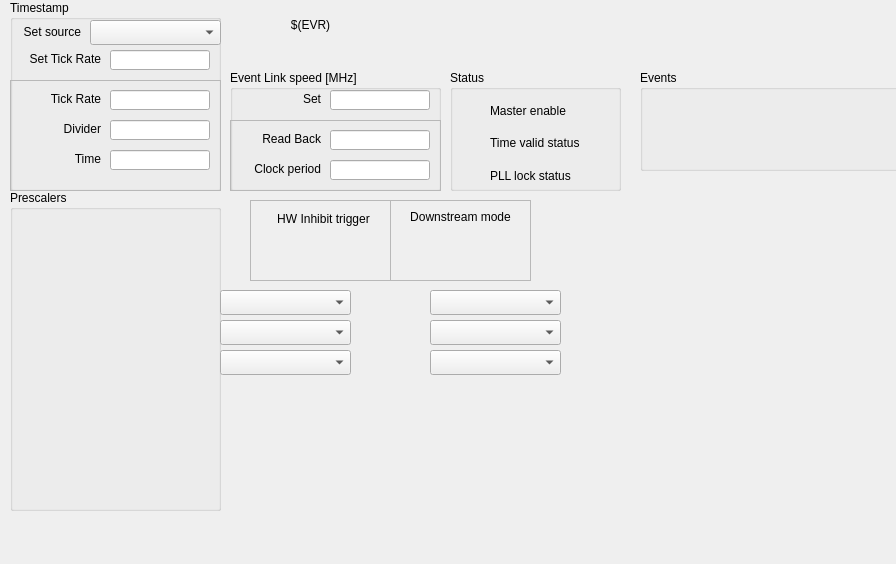
epics-modules/mrfioc2, file ui/EVR/evr_master-test.ui: the form before one commit.
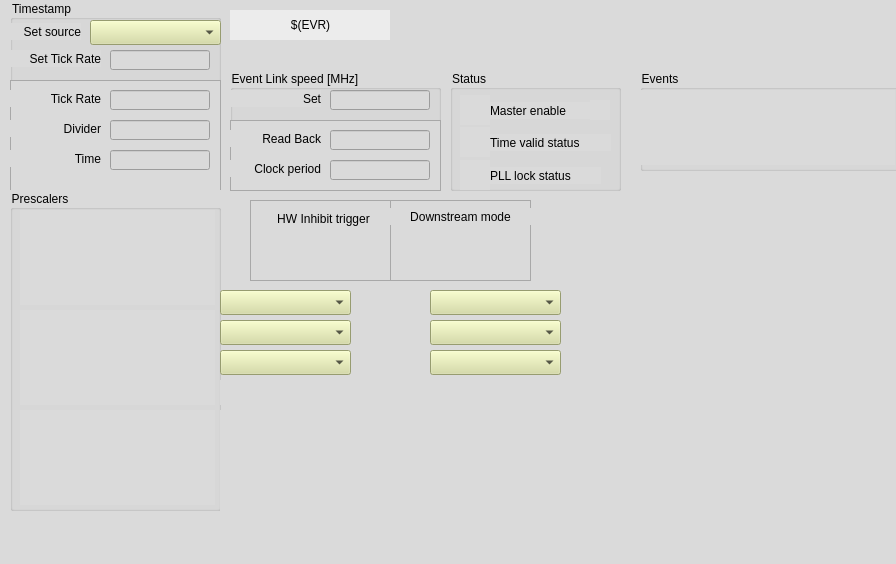
The form after the commit. Custom widgets are drawn as their Qt base class.

Commit message: [COSYLAB-39] applied styles and added a few finishing touches. In pulsers view the type of display need to be decided

The edit to the form file:
```diff
--- a/ui/EVR/evr_master-test.ui
+++ b/ui/EVR/evr_master-test.ui
@@ -60,7 +60,21 @@
      <property name="endBit">
       <number>1</number>
      </property>
-    </widget>
+    <property name="background">
+         <color>
+          <red>212</red>
+          <green>219</green>
+          <blue>157</blue>
+         </color>
+        </property><property name="bordercolor">
+         <color>
+          <red>0</red>
+          <green>255</green>
+          <blue>0</blue>
+         </color>
+        </property><property name="colorMode">
+         <enum>caChoice::Static</enum>
+        </property></widget>
    </widget>
    <widget class="QFrame" name="frame_2">
     <property name="geometry">
@@ -108,7 +122,21 @@
      <property name="endBit">
       <number>1</number>
      </property>
-    </widget>
+    <property name="background">
+         <color>
+          <red>212</red>
+          <green>219</green>
+          <blue>157</blue>
+         </color>
+        </property><property name="bordercolor">
+         <color>
+          <red>0</red>
+          <green>255</green>
+          <blue>0</blue>
+         </color>
+        </property><property name="colorMode">
+         <enum>caChoice::Static</enum>
+        </property></widget>
    </widget>
    <widget class="QGroupBox" name="groupBox">
     <property name="geometry">
@@ -150,7 +178,15 @@
      <property name="channel" stdset="0">
       <string notr="true">$(EVR):Link-Clk-SP</string>
      </property>
-    </widget>
+    <property name="background">
+         <color>
+          <red>212</red>
+          <green>219</green>
+          <blue>157</blue>
+         </color>
+        </property><property name="colorMode">
+         <enum>caLineEdit::Static</enum>
+        </property></widget>
     <widget class="QFrame" name="frame_5">
      <property name="geometry">
       <rect>
@@ -241,7 +277,9 @@
     <property name="alignment">
      <set>Qt::AlignCenter</set>
     </property>
-   </widget>
+   <property name="styleSheet">
+   <string notr="true">background-color: rgb(236, 236, 236, 255);</string>
+  </property></widget>
    <widget class="QGroupBox" name="groupBox_2">
     <property name="geometry">
      <rect>
@@ -404,7 +442,15 @@
      <property name="channel" stdset="0">
       <string notr="true">$(EVR):Time-Clock-SP</string>
      </property>
-    </widget>
+    <property name="background">
+         <color>
+          <red>212</red>
+          <green>219</green>
+          <blue>157</blue>
+         </color>
+        </property><property name="colorMode">
+         <enum>caLineEdit::Static</enum>
+        </property></widget>
     <widget class="caMenu" name="camenu">
      <property name="geometry">
       <rect>
@@ -417,7 +463,9 @@
      <property name="channel" stdset="0">
       <string notr="true">$(EVR):Time-Src-Sel</string>
      </property>
-    </widget>
+    <property name="styleSheet">
+   <string notr="true">background-color: rgb(212, 219, 157);</string>
+  </property></widget>
    </widget>
    <widget class="QGroupBox" name="groupBox_3">
     <property name="geometry">
@@ -632,7 +680,9 @@
     <property name="channel" stdset="0">
      <string notr="true">$(EVR):Out-FP0-Src-Pulse-SP</string>
     </property>
-   </widget>
+   <property name="styleSheet">
+   <string notr="true">background-color: rgb(212, 219, 157);</string>
+  </property></widget>
    <widget class="caInclude" name="cainclude_4">
     <property name="geometry">
      <rect>
@@ -661,7 +711,9 @@
     <property name="channel" stdset="0">
      <string notr="true">$(EVR):Out-FP0-Src-Scale-SP</string>
     </property>
-   </widget>
+   <property name="styleSheet">
+   <string notr="true">background-color: rgb(212, 219, 157);</string>
+  </property></widget>
    <widget class="caMenu" name="camenu_4">
     <property name="geometry">
      <rect>
@@ -674,7 +726,9 @@
     <property name="channel" stdset="0">
      <string notr="true">$(EVR):Out-FP0-Src-DBus-SP</string>
     </property>
-   </widget>
+   <property name="styleSheet">
+   <string notr="true">background-color: rgb(212, 219, 157);</string>
+  </property></widget>
    <widget class="caInclude" name="cainclude_5">
     <property name="geometry">
      <rect>
@@ -703,7 +757,9 @@
     <property name="channel" stdset="0">
      <string notr="true">$(EVR):Out-FP1-Src-Pulse-SP</string>
     </property>
-   </widget>
+   <property name="styleSheet">
+   <string notr="true">background-color: rgb(212, 219, 157);</string>
+  </property></widget>
    <widget class="caMenu" name="camenu_6">
     <property name="geometry">
      <rect>
@@ -716,7 +772,9 @@
     <property name="channel" stdset="0">
      <string notr="true">$(EVR):Out-FP1-Src-DBus-SP</string>
     </property>
-   </widget>
+   <property name="styleSheet">
+   <string notr="true">background-color: rgb(212, 219, 157);</string>
+  </property></widget>
    <widget class="caMenu" name="camenu_7">
     <property name="geometry">
      <rect>
@@ -729,7 +787,9 @@
     <property name="channel" stdset="0">
      <string notr="true">$(EVR):Out-FP1-Src-Scale-SP</string>
     </property>
-   </widget>
+   <property name="styleSheet">
+   <string notr="true">background-color: rgb(212, 219, 157);</string>
+  </property></widget>
    <widget class="caInclude" name="cainclude_6">
     <property name="geometry">
      <rect>
@@ -780,6 +840,9 @@
     <property name="toolTip">
      <string>Link status</string>
     </property>
+    <property name="styleSheet">
+     <string notr="true"/>
+    </property>
     <property name="labels">
      <string notr="true">SFP</string>
     </property>
@@ -954,7 +1017,9 @@
     </widget>
    </widget>
   </widget>
- </widget>
+ <property name="styleSheet">
+   <string notr="true">background-color: rgb(218, 218, 218);</string>
+  </property></widget>
  <customwidgets>
   <customwidget>
    <class>caMenu</class>
```
Left out of the diff: 61 changed lines with no effect on the pictures. The commit also changes 20 other files.
